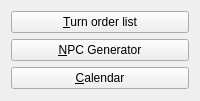
Old version of the form UI/MainWidget.ui in the repository andreassch/RPGAssistant.
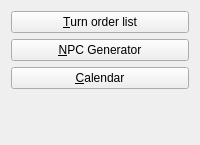
New version of the form.

Commit message: Added app icon and version information, and small adaptations for the Windows build.

```diff
--- a/UI/MainWidget.ui
+++ b/UI/MainWidget.ui
@@ -7,7 +7,7 @@
     <x>0</x>
     <y>0</y>
     <width>200</width>
-    <height>101</height>
+    <height>145</height>
    </rect>
   </property>
   <property name="windowTitle">
@@ -35,6 +35,13 @@
      </property>
     </widget>
    </item>
+   <item>
+    <widget class="QLabel" name="labelVersion">
+     <property name="text">
+      <string/>
+     </property>
+    </widget>
+   </item>
   </layout>
  </widget>
  <resources/>
```
The commit also changes 17 other files.
